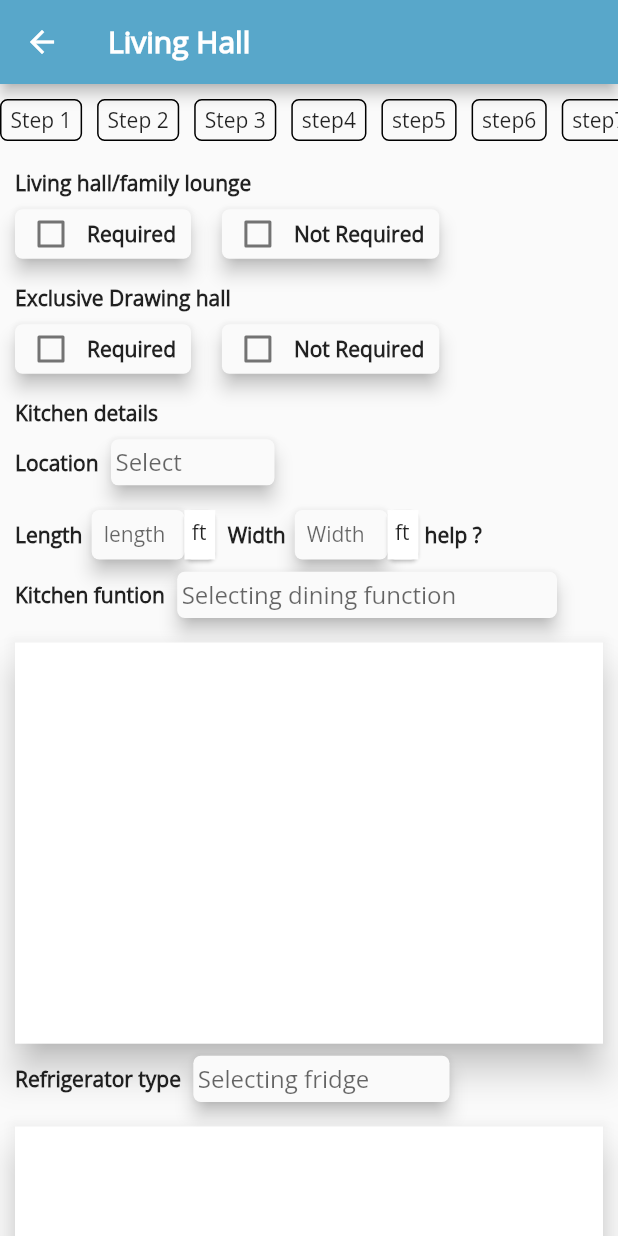
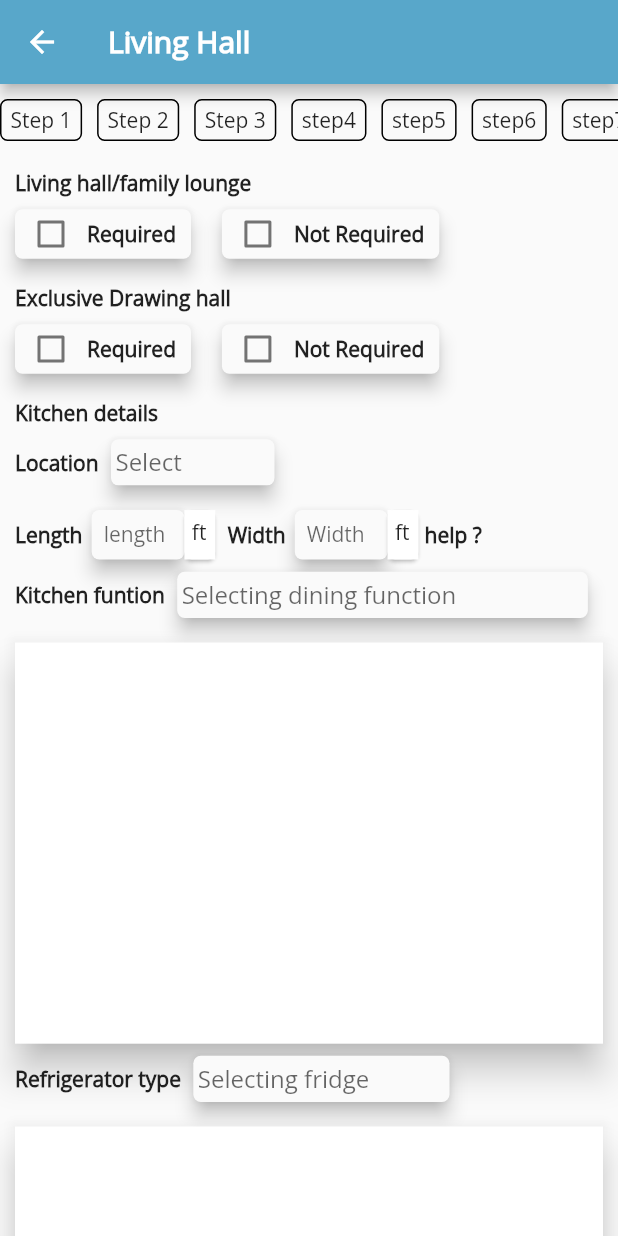
Before and after one commit to IntoloIt2/aashiyan, a Flutter app: the StepPages screen opened by its route, after a tap on "Step 2", after a tap on "Step 3", on a phone screen of 412 x 824 dp. Run offline on Flutter 3.47's test engine with Material 2 defaults, Android fonts, the phone set to English and light mode, and no system bars; drawn by our look-alikes of carousel_slider; our stand-ins replace flutter_dotenv, fluttertoast, get, image_picker, shared_preferences; missing offline and left inert: dart:ffi, syncfusion_flutter_pdfviewer; accounts and stored records are empty; network calls fail.

Commit message:
"10 28 2022 comit"

```diff
--- a/lib/view/residential/bunglow/livinghall.dart
+++ b/lib/view/residential/bunglow/livinghall.dart
@@ -1360,7 +1360,7 @@ class _LivingHallState extends State<LivingHall> {
                 borderRadius: BorderRadius.circular(5),
                 child: Container(
                   height: height * 0.03,
-                  width: width * 0.6,
+                  width: width * 0.65,
                   margin: const EdgeInsets.all(
                     3,
                   ),
--- a/lib/view/residential/bunglow/requirement.dart
+++ b/lib/view/residential/bunglow/requirement.dart
@@ -15,7 +15,6 @@ class Requirement extends StatefulWidget {
 }
 
 class _RequirementState extends State<Requirement> {
-
   String nameController = '';
   String lastNameController = "";
   String emailController = "";
@@ -1159,7 +1158,7 @@ class _RequirementState extends State<Requirement> {
                   ),
                   requirementText("Road"),
                   SizedBox(
-                    width: width * 0.01,
+                    width: width * 0.001,
                   ),
                   if (westRoad == true ||
                       printData["project"]["west_property"] == "1") ...[
@@ -1240,7 +1239,7 @@ class _RequirementState extends State<Requirement> {
                       borderRadius: const BorderRadius.all(Radius.circular(5)),
                       child: SizedBox(
                         height: height * 0.04,
-                        width: width * 0.22,
+                        width: width * 0.19,
                         child: TextFormField(
                           // controller: nameController,
                           initialValue: printData["project"]
@@ -1314,7 +1313,7 @@ class _RequirementState extends State<Requirement> {
                       borderRadius: const BorderRadius.all(Radius.circular(5)),
                       child: SizedBox(
                         height: height * 0.04,
-                        width: width * 0.22,
+                        width: width * 0.19,
                         child: TextFormField(
                           // controller: nameController,
                           initialValue: printData["project"]
@@ -1586,7 +1585,7 @@ class _RequirementState extends State<Requirement> {
                   );
                   print("d1 ${diagonal1Controller}");
                   print("d2 ${diagonal2Controller}");
-                 requirementPost(
+                  requirementPost(
                     179,
                     978,
                     098,
```
Also changed, not shown: lib/controller/api_services.dart (+20 -9 lines), lib/view/residential/bunglow/bunglow.dart (+1 -36 lines), lib/view/residential/bunglow/entrance.dart (+28 -8 lines).
